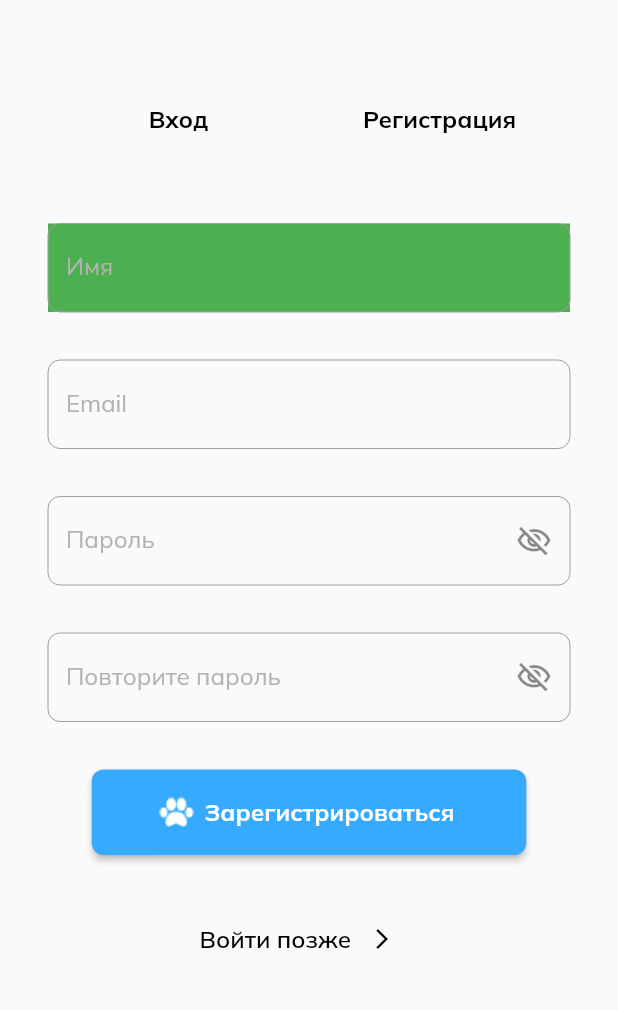
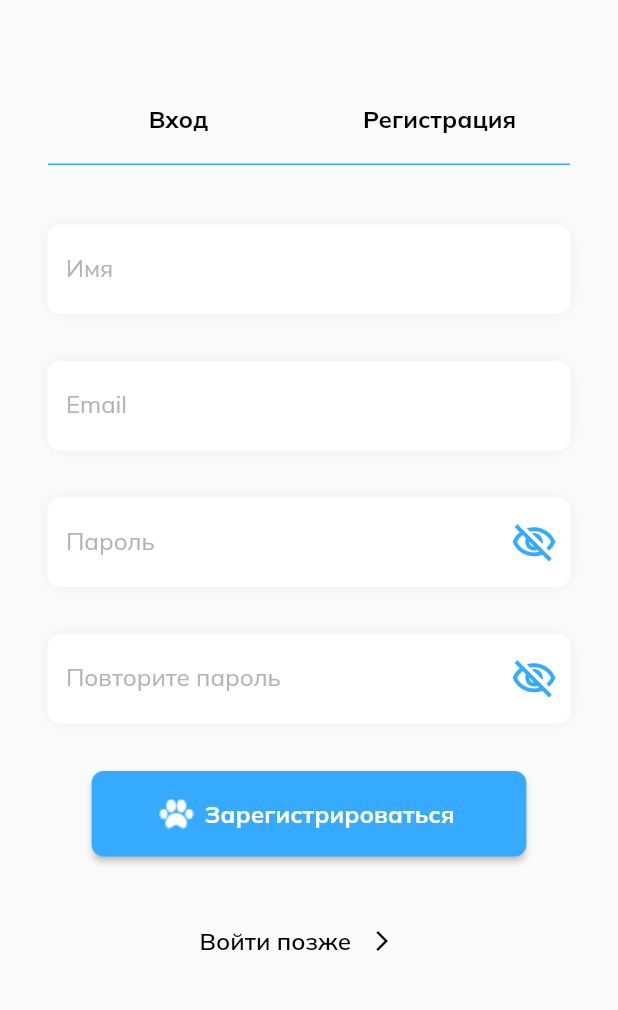
Before and after one commit to alenka24/pet-shelter, a Flutter app: the screen it shows after launch, on a phone screen of 412 x 824 dp, the part 186-1196 px from its top. Run offline on Flutter 3.47's test engine with Material 2 defaults, Android fonts, the phone set to English and light mode, and no system bars.

Commit message:
add decoration

```diff
--- a/lib/auth_view.dart
+++ b/lib/auth_view.dart
@@ -18,7 +18,10 @@ class AuthView extends StatelessWidget {
              Container(
                //padding: const EdgeInsets.fromLTRB(32, 0, 32, 0),
                margin: const EdgeInsets.fromLTRB(32, 0, 32, 40),
-
+               decoration: const BoxDecoration(
+                   border: Border(
+                     bottom: BorderSide( color: Color(0xFF35AAFF), width: 1.0, style: BorderStyle.solid)
+                   ),),
 
                  child: Row(
                    children: [
@@ -43,13 +46,17 @@ class AuthView extends StatelessWidget {
              ),
              Container(
                margin: const EdgeInsets.fromLTRB(32, 0, 32, 32),
-               decoration: BoxDecoration(boxShadow: [BoxShadow (color: Colors.green, )],),
+               decoration:
+               const BoxDecoration(
+                 color: Colors.white,
+                 borderRadius: BorderRadius.all( Radius.circular(8.0)),
+                 boxShadow: [BoxShadow (color: Color(0xFFEEEEEE), blurRadius: 8)],),
                child: const TextField(
                 decoration:
                 InputDecoration(
                     border: OutlineInputBorder(borderRadius: BorderRadius.all (Radius.circular(8.0)),),
                 enabledBorder: OutlineInputBorder(
-                borderSide: BorderSide(color: Colors.grey, width: 0),
+                borderSide: BorderSide(color: Colors.white, width: 0),
                 borderRadius: BorderRadius.all (Radius.circular(8.0)),),
                     labelText: 'Имя',
                     labelStyle: TextStyle( fontSize: 16, color: Color(0xFFB3B3B3), fontFamily: 'Mulish', fontWeight: FontWeight.w400)),
@@ -57,11 +64,16 @@ class AuthView extends StatelessWidget {
              ),
              Container(
                margin: const EdgeInsets.fromLTRB(32, 0, 32, 32),
+               decoration:
+               const BoxDecoration(
+                 color: Colors.white,
+                 borderRadius: BorderRadius.all( Radius.circular(8.0)),
+                 boxShadow: [BoxShadow (color: Color(0xFFEEEEEE), blurRadius: 8)],),
                child: const TextField(
                  decoration: InputDecoration(
                      border: OutlineInputBorder(borderRadius: BorderRadius.all (Radius.circular(8.0)),),
                      enabledBorder: OutlineInputBorder(
-                       borderSide: BorderSide(color: Colors.grey, width: 0),
+                       borderSide: BorderSide(color: Colors.white, width: 0),
                        borderRadius: BorderRadius.all (Radius.circular(8.0)),),
                      labelText: 'Email',
                      labelStyle: TextStyle( fontSize: 16, color: Color(0xFFB3B3B3), fontFamily: 'Mulish', fontWeight: FontWeight.w400)),
@@ -69,14 +81,19 @@ class AuthView extends StatelessWidget {
              ),
              Container(
                margin: const EdgeInsets.fromLTRB(32, 0, 32, 32),
+               decoration:
+               const BoxDecoration(
+                 color: Colors.white,
+                 borderRadius: BorderRadius.all( Radius.circular(8.0)),
+                 boxShadow: [BoxShadow (color: Color(0xFFEEEEEE), blurRadius: 8)],),
                child: const TextField(
                    obscureText: true,
                    decoration: InputDecoration(
                        border: OutlineInputBorder(borderRadius: BorderRadius.all (Radius.circular(8.0)),),
                      enabledBorder: OutlineInputBorder(
-                       borderSide: BorderSide(color: Colors.grey, width: 0),
+                       borderSide: BorderSide(color: Colors.white, width: 0),
                        borderRadius: BorderRadius.all (Radius.circular(8.0)),),
-                     suffixIcon: Icon(Icons.visibility_off_outlined),
+                     suffixIcon: Icon(Icons.visibility_off_outlined, size: 31, color: Color(0xFF35AAFF)),
 
                      labelText: 'Пароль',
                      labelStyle: TextStyle( fontSize: 16, color: Color(0xFFB3B3B3), fontFamily: 'Mulish', fontWeight: FontWeight.w400)),
@@ -84,14 +101,19 @@ class AuthView extends StatelessWidget {
              ),
              Container(
                margin: const EdgeInsets.fromLTRB(32, 0, 32, 32),
+               decoration:
+               const BoxDecoration(
+                 color: Colors.white,
+                 borderRadius: BorderRadius.all( Radius.circular(8.0)),
+                 boxShadow: [BoxShadow (color: Color(0xFFEEEEEE), blurRadius: 8)],),
                child: const TextField(
                  obscureText: true,
                  decoration: InputDecoration(
                      border: OutlineInputBorder(borderRadius: BorderRadius.all (Radius.circular(8.0)),),
                      enabledBorder: OutlineInputBorder(
-                       borderSide: BorderSide(color: Colors.grey, width: 0),
+                       borderSide: BorderSide(color: Colors.white, width: 0),
                        borderRadius: BorderRadius.all (Radius.circular(8.0)),),
-                     suffixIcon: Icon(Icons.visibility_off_outlined),
+                     suffixIcon: Icon(Icons.visibility_off_outlined, size: 31, color: Color(0xFF35AAFF)),
                      labelText: 'Повторите пароль',
                      labelStyle: TextStyle( fontSize: 16, color: Color(0xFFB3B3B3), fontFamily: 'Mulish', fontWeight: FontWeight.w400)),
                ),
@@ -149,6 +171,7 @@ class AuthView extends StatelessWidget {
   }
 }
 
+
 class User {
   final String userName;
   final String email;
```
